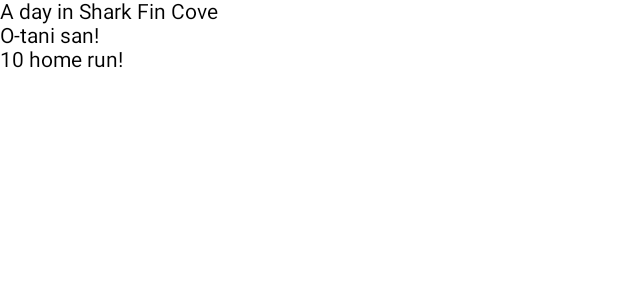
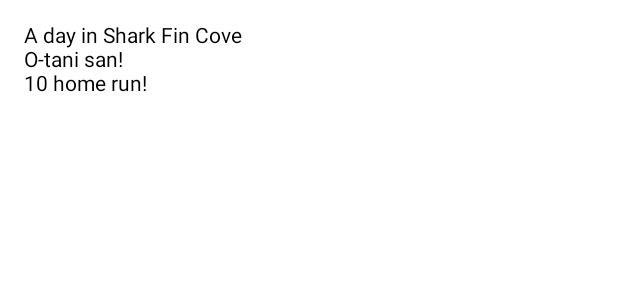
Before and after one commit to ihch/PracticeJetpackCompose, an Android app built with Jetpack Compose: the @Preview function PreviewNewsStory, on a phone screen of 412 x 824 dp. Shown: the top 300 px of the screen. Run offline under Robolectric (Android 15) with nearby library versions, the phone set to English and light mode, and no system bars.

Commit message:
feat: added modifier padding

```diff
--- a/app/src/main/java/com/example/practicejetpackcompose/MainActivity.kt
+++ b/app/src/main/java/com/example/practicejetpackcompose/MainActivity.kt
@@ -4,9 +4,12 @@ import android.os.Bundle
 import androidx.activity.ComponentActivity
 import androidx.activity.compose.setContent
 import androidx.compose.foundation.layout.Column
+import androidx.compose.foundation.layout.padding
 import androidx.compose.material.Text
 import androidx.compose.runtime.Composable
+import androidx.compose.ui.Modifier
 import androidx.compose.ui.tooling.preview.Preview
+import androidx.compose.ui.unit.dp
 
 class MainActivity : ComponentActivity() {
     override fun onCreate(savedInstanceState: Bundle?) {
@@ -19,7 +22,9 @@ class MainActivity : ComponentActivity() {
 
 @Composable
 fun NewsStory() {
-    Column() {
+    Column(
+        modifier = Modifier.padding(16.dp)
+    ) {
         Text("A day in Shark Fin Cove")
         Text("O-tani san!")
         Text("10 home run!")
```
